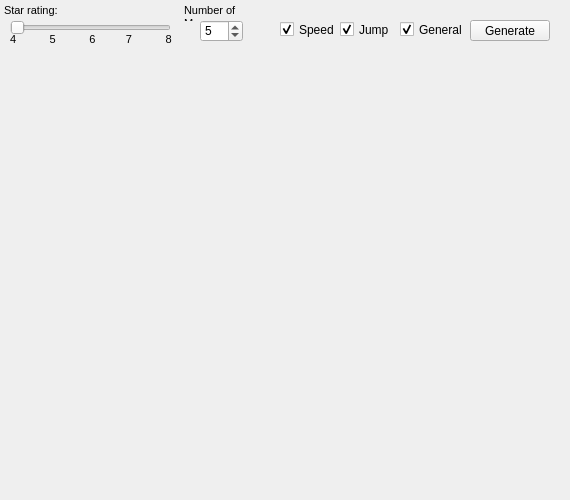
The window that mainwindow.ui (Sean-DK/osu-practice) describes before a commit, drawn with Qt 5.
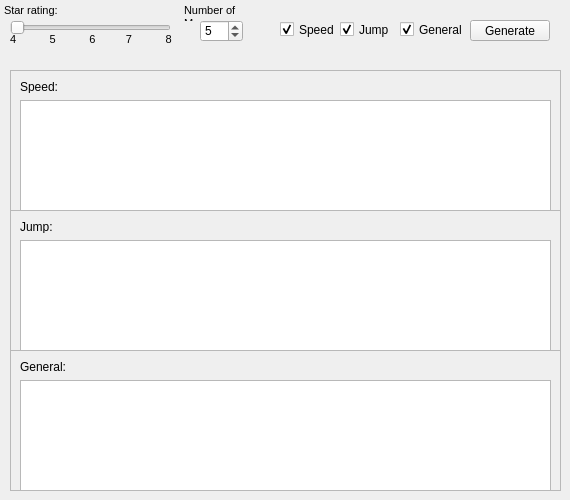
The same window after the commit.

Commit message: Changes to from text to list, added blacklist function

```diff
--- a/mainwindow.ui
+++ b/mainwindow.ui
@@ -19,7 +19,7 @@
   <property name="maximumSize">
    <size>
     <width>570</width>
-    <height>1080</height>
+    <height>500</height>
    </size>
   </property>
   <property name="windowTitle">
@@ -246,25 +246,6 @@
      <string>Generate</string>
     </property>
    </widget>
-   <widget class="QTextBrowser" name="textBrowser_Output">
-    <property name="enabled">
-     <bool>true</bool>
-    </property>
-    <property name="geometry">
-     <rect>
-      <x>10</x>
-      <y>60</y>
-      <width>551</width>
-      <height>431</height>
-     </rect>
-    </property>
-    <property name="styleSheet">
-     <string notr="true">background-color: rgba(255, 255, 255, 0);</string>
-    </property>
-    <property name="textInteractionFlags">
-     <set>Qt::TextBrowserInteraction</set>
-    </property>
-   </widget>
    <widget class="QTextBrowser" name="textBrowser_Label1">
     <property name="geometry">
      <rect>
@@ -306,6 +287,147 @@
      <set>Qt::NoTextInteraction</set>
     </property>
    </widget>
+   <widget class="QFrame" name="frame_Speed">
+    <property name="geometry">
+     <rect>
+      <x>10</x>
+      <y>70</y>
+      <width>551</width>
+      <height>141</height>
+     </rect>
+    </property>
+    <property name="frameShape">
+     <enum>QFrame::StyledPanel</enum>
+    </property>
+    <property name="frameShadow">
+     <enum>QFrame::Raised</enum>
+    </property>
+    <widget class="QLabel" name="label_Speed">
+     <property name="geometry">
+      <rect>
+       <x>10</x>
+       <y>10</y>
+       <width>47</width>
+       <height>13</height>
+      </rect>
+     </property>
+     <property name="text">
+      <string>Speed:</string>
+     </property>
+    </widget>
+    <widget class="QListWidget" name="listWidget_Speed">
+     <property name="geometry">
+      <rect>
+       <x>10</x>
+       <y>30</y>
+       <width>531</width>
+       <height>111</height>
+      </rect>
+     </property>
+     <property name="contextMenuPolicy">
+      <enum>Qt::CustomContextMenu</enum>
+     </property>
+     <property name="acceptDrops">
+      <bool>false</bool>
+     </property>
+     <property name="horizontalScrollBarPolicy">
+      <enum>Qt::ScrollBarAlwaysOff</enum>
+     </property>
+    </widget>
+   </widget>
+   <widget class="QFrame" name="frame_Jump">
+    <property name="geometry">
+     <rect>
+      <x>10</x>
+      <y>210</y>
+      <width>551</width>
+      <height>141</height>
+     </rect>
+    </property>
+    <property name="frameShape">
+     <enum>QFrame::StyledPanel</enum>
+    </property>
+    <property name="frameShadow">
+     <enum>QFrame::Raised</enum>
+    </property>
+    <widget class="QLabel" name="label_Jump">
+     <property name="geometry">
+      <rect>
+       <x>10</x>
+       <y>10</y>
+       <width>47</width>
+       <height>13</height>
+      </rect>
+     </property>
+     <property name="text">
+      <string>Jump:</string>
+     </property>
+    </widget>
+    <widget class="QListWidget" name="listWidget_Jump">
+     <property name="geometry">
+      <rect>
+       <x>10</x>
+       <y>30</y>
+       <width>531</width>
+       <height>111</height>
+      </rect>
+     </property>
+     <property name="contextMenuPolicy">
+      <enum>Qt::CustomContextMenu</enum>
+     </property>
+     <property name="horizontalScrollBarPolicy">
+      <enum>Qt::ScrollBarAlwaysOff</enum>
+     </property>
+    </widget>
+   </widget>
+   <widget class="QFrame" name="frame_General">
+    <property name="geometry">
+     <rect>
+      <x>10</x>
+      <y>350</y>
+      <width>551</width>
+      <height>141</height>
+     </rect>
+    </property>
+    <property name="frameShape">
+     <enum>QFrame::StyledPanel</enum>
+    </property>
+    <property name="frameShadow">
+     <enum>QFrame::Raised</enum>
+    </property>
+    <widget class="QLabel" name="label_General">
+     <property name="geometry">
+      <rect>
+       <x>10</x>
+       <y>10</y>
+       <width>47</width>
+       <height>13</height>
+      </rect>
+     </property>
+     <property name="text">
+      <string>General:</string>
+     </property>
+    </widget>
+    <widget class="QListWidget" name="listWidget_General">
+     <property name="geometry">
+      <rect>
+       <x>10</x>
+       <y>30</y>
+       <width>531</width>
+       <height>111</height>
+      </rect>
+     </property>
+     <property name="contextMenuPolicy">
+      <enum>Qt::CustomContextMenu</enum>
+     </property>
+     <property name="acceptDrops">
+      <bool>false</bool>
+     </property>
+     <property name="horizontalScrollBarPolicy">
+      <enum>Qt::ScrollBarAlwaysOff</enum>
+     </property>
+    </widget>
+   </widget>
   </widget>
  </widget>
  <layoutdefault spacing="6" margin="11"/>
```
The commit also changes 2 other files.
